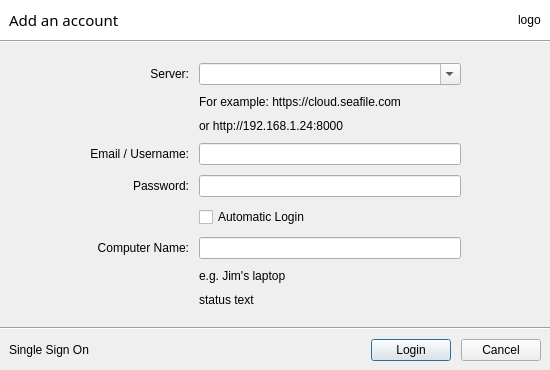
First picture: the form in ui/login-dialog.ui, repository haiwen/seadrive-gui, before the edit.
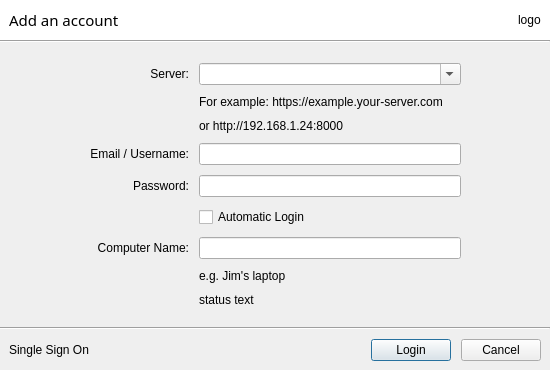
Second picture: the form after the edit.

Commit message: Update the example server text (#413)

```diff
--- a/ui/login-dialog.ui
+++ b/ui/login-dialog.ui
@@ -150,7 +150,7 @@
             <number>1</number>
            </property>
            <property name="text">
-            <string>&lt;html&gt;&lt;head/&gt;&lt;body&gt;&lt;p&gt;For example: https://cloud.seafile.com&lt;/p&gt;&lt;/body&gt;&lt;/html&gt;</string>
+            <string>&lt;html&gt;&lt;head/&gt;&lt;body&gt;&lt;p&gt;For example: https://example.your-server.com&lt;/p&gt;&lt;/body&gt;&lt;/html&gt;</string>
            </property>
            <property name="textFormat">
             <enum>Qt::AutoText</enum>
```
The commit also changes 29 other files.
